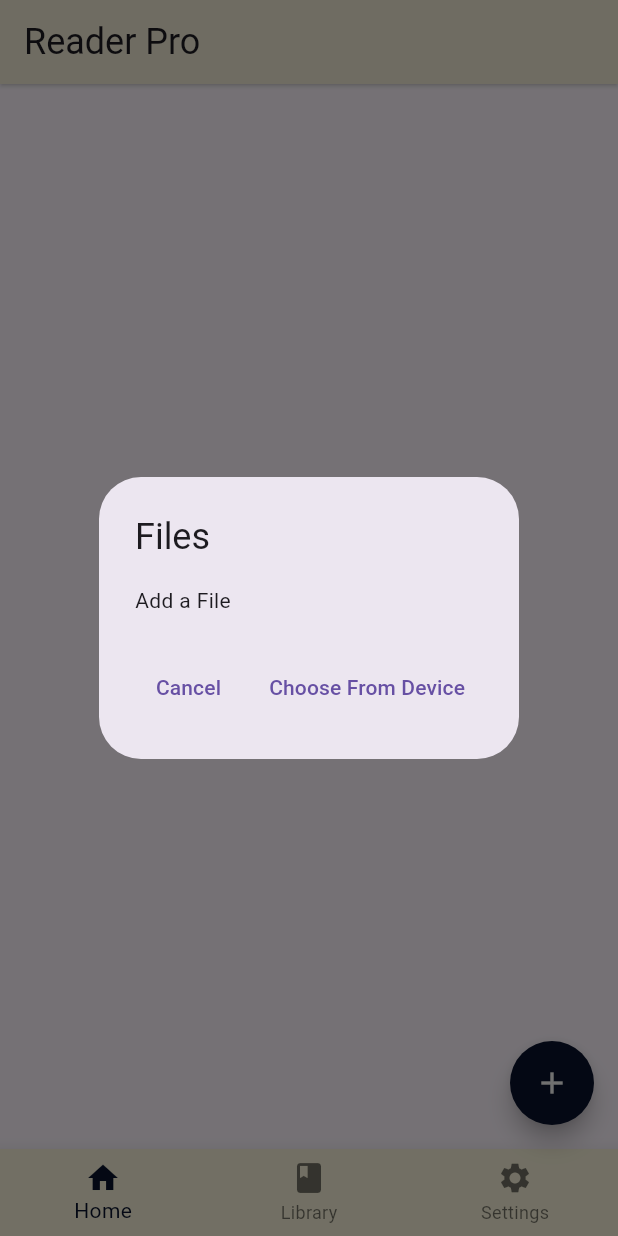
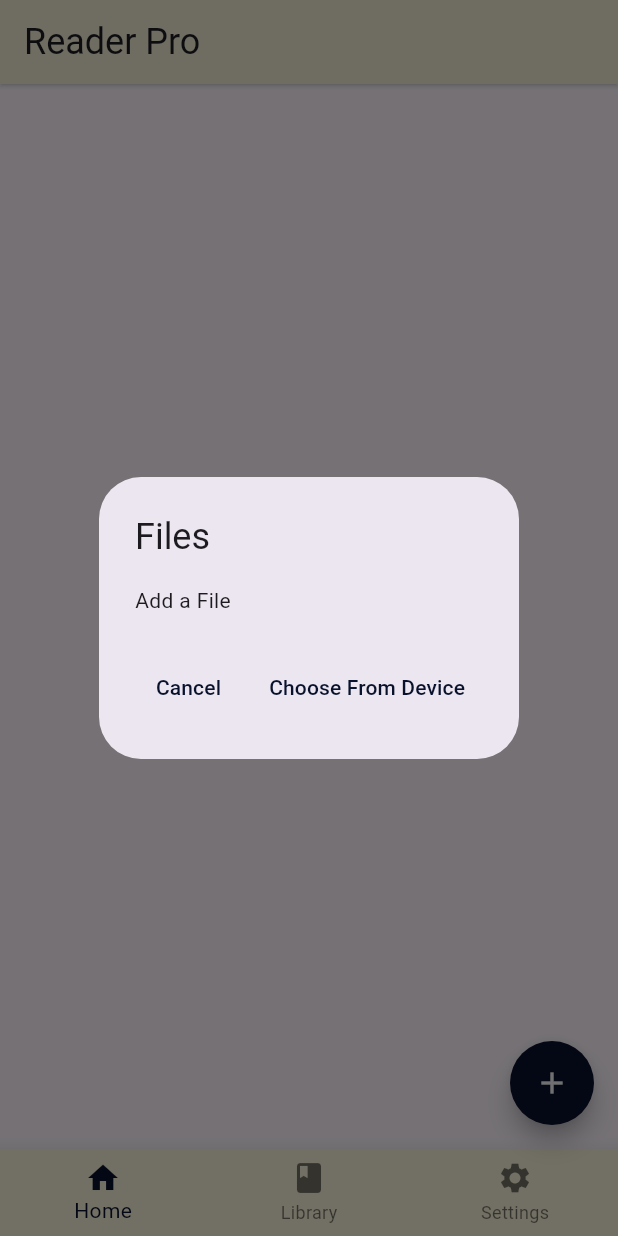
Before and after one commit to iamprassana/ReaderPro, a Flutter app: the MainPage screen opened directly, after a tap on the "add" icon, on a phone screen of 412 x 824 dp. Run offline on Flutter 3.47's test engine with Material 3 defaults, Android fonts, the phone set to English and light mode, and no system bars; our stand-ins replace animated_text_kit, file_picker, shared_preferences, smooth_page_indicator; missing offline and left inert: syncfusion_flutter_pdf; accounts and stored records are empty; Roboto replaces fonts that are missing (Poppins).

```diff
--- a/lib/getStarted/pages/page3.dart
+++ b/lib/getStarted/pages/page3.dart
@@ -106,7 +106,7 @@ class _Page3State extends State<Page3> with SingleTickerProviderStateMixin {
                             fontSize: 30,
                             color: AppColors.SecondaryColor2,
                           ),
-                          speed: const Duration(milliseconds: 60),
+                          speed: const Duration(milliseconds: 80),
                         ),
                       ],
                       totalRepeatCount: 1,
--- a/lib/mainScreen/mainPage.dart
+++ b/lib/mainScreen/mainPage.dart
@@ -81,7 +81,7 @@ class _HomepageState extends State<MainPage> {
       try {
         //Have a 2 second time delay
         await Future.delayed(
-          Duration(seconds: 2),
+          Duration(seconds: 1),
         );
 
         //Extracts the contents of the pdf
@@ -119,11 +119,17 @@ class _HomepageState extends State<MainPage> {
           content: const Text("Add a File"),
           actions: <Widget>[
             TextButton(
-              child: const Text('Cancel'),
+              child: const Text(
+                'Cancel',
+                style: TextStyle(color: AppColors.SecondaryColor2),
+              ),
               onPressed: () => Navigator.pop(dialogContext),
             ),
             TextButton(
-              child: const Text('Choose From Device'),
+              child: const Text(
+                'Choose From Device',
+                style: TextStyle(color: AppColors.SecondaryColor2),
+              ),
               onPressed: () async {
                 Navigator.pop(dialogContext);
                 pickFile(outerContext);
--- a/lib/utils/colors.dart
+++ b/lib/utils/colors.dart
@@ -8,4 +8,6 @@ class AppColors {
   //Button/Text Colors
   static const SecondaryColor1 = Color(0xFF798645);
   static const SecondaryColor2 = Color(0xFF09122C);
+
+  // static var AppColor1= Color();
 }
```
Also changed, not shown: lib/mainScreen/displayPage.dart (+46 -3 lines).
